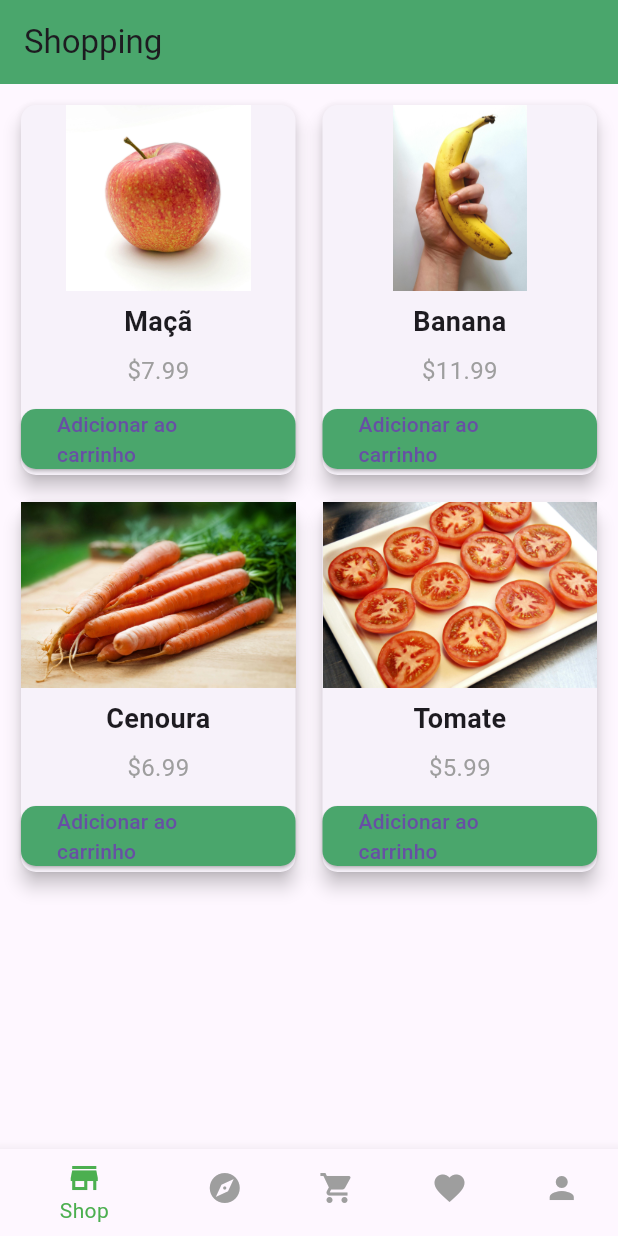
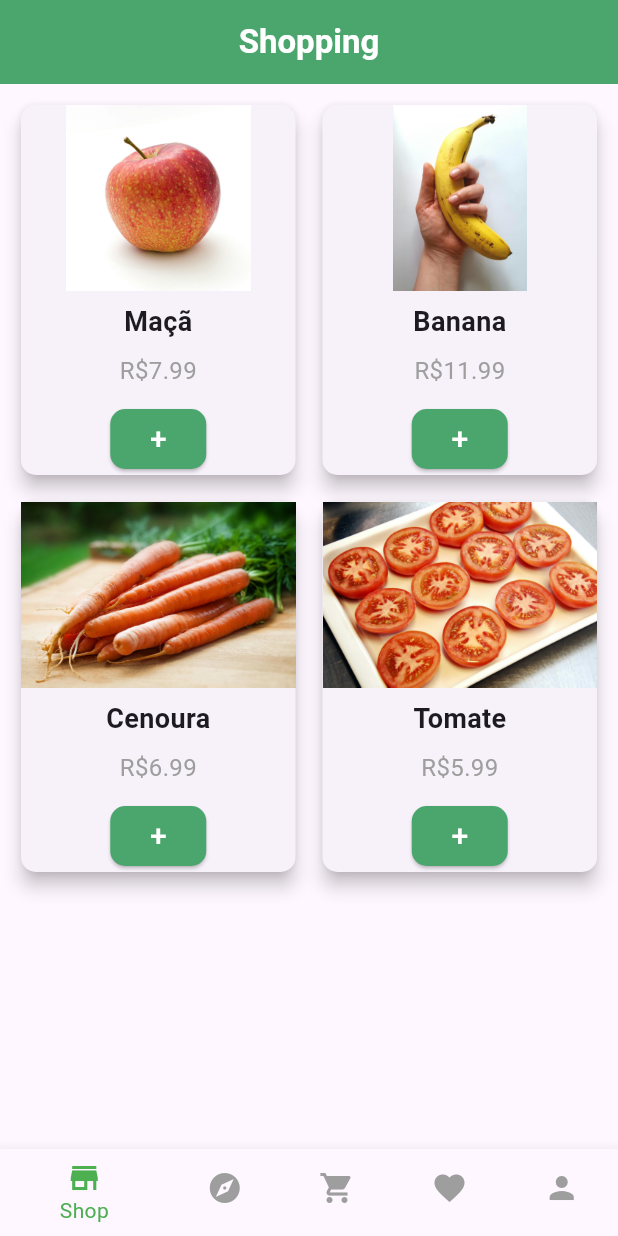
Before and after one commit to LucaVianna/flutter_project, a Flutter app: the ShopScreen screen opened directly, on a phone screen of 412 x 824 dp. Run offline on Flutter 3.47's test engine with Material 3 defaults, Android fonts, the phone set to English and light mode, and no system bars.

Commit message:
Ajustando a grid e os conteúdos da Shop Screen

```diff
--- a/lib/shop_screen.dart
+++ b/lib/shop_screen.dart
@@ -12,7 +12,15 @@ class ShopScreen extends StatelessWidget {
   Widget build(BuildContext context) {
     return Scaffold(
       appBar: AppBar(
-        title: Text('Shopping'),
+        title: Center(
+          child: Text(
+            'Shopping',
+            style: TextStyle(
+              color: Colors.white,
+              fontWeight: FontWeight.bold,
+            ),
+          ),
+        ),
         backgroundColor: Color(0xFF4AA66C),
       ),
       body: Padding(
@@ -53,7 +61,7 @@ class ShopScreen extends StatelessWidget {
                     ),
                   ),
                   Text(
-                    '\$${product['price'].toStringAsFixed(2)}',
+                    'R\$${product['price'].toStringAsFixed(2)}',
                     style: TextStyle(
                       fontSize: 16,
                       color: Colors.grey
@@ -71,7 +79,13 @@ class ShopScreen extends StatelessWidget {
                         borderRadius: BorderRadius.circular(10),
                       ),
                     ),
-                    child: Text('Adicionar ao carrinho'),
+                    child: Text(
+                      "+",
+                      style: TextStyle(
+                        color: Colors.white,
+                        fontSize: 20,
+                      ),
+                    ),
                   ),
                 ],
               ),
@@ -85,8 +99,8 @@ class ShopScreen extends StatelessWidget {
         items: [
           BottomNavigationBarItem(icon: Icon(Icons.store), label: 'Shop'),
           BottomNavigationBarItem(icon: Icon(Icons.explore), label: 'Explorar'),
-          BottomNavigationBarItem(icon: Icon(Icons.shopping_cart), label: 'Carrinhho'),
-          BottomNavigationBarItem(icon: Icon(Icons.favorite), label: 'Favoritos'),
+          BottomNavigationBarItem(icon: Icon(Icons.shopping_cart), label: 'Cart'),
+          BottomNavigationBarItem(icon: Icon(Icons.favorite), label: 'Favorito'),
           BottomNavigationBarItem(icon: Icon(Icons.person), label: 'Perfil'),
         ]
       ),
--- a/lib/welcome_screen.dart
+++ b/lib/welcome_screen.dart
@@ -64,7 +64,7 @@ class WelcomeScreen extends StatelessWidget {
                   child: ElevatedButton(
                     onPressed: () {
                       // Navegação para a próxima tela
-                      Navigator.push(
+                      Navigator.pushReplacement(
                         context,
                         MaterialPageRoute(builder: (context) => SignUpScreen()),
                       );
```
